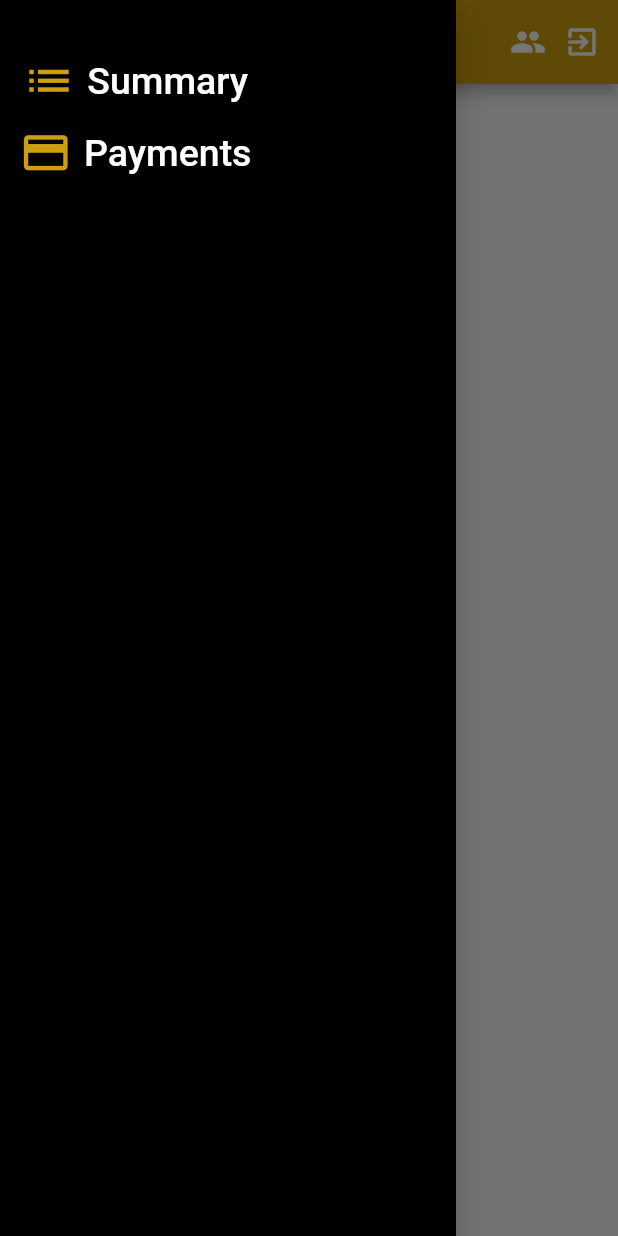
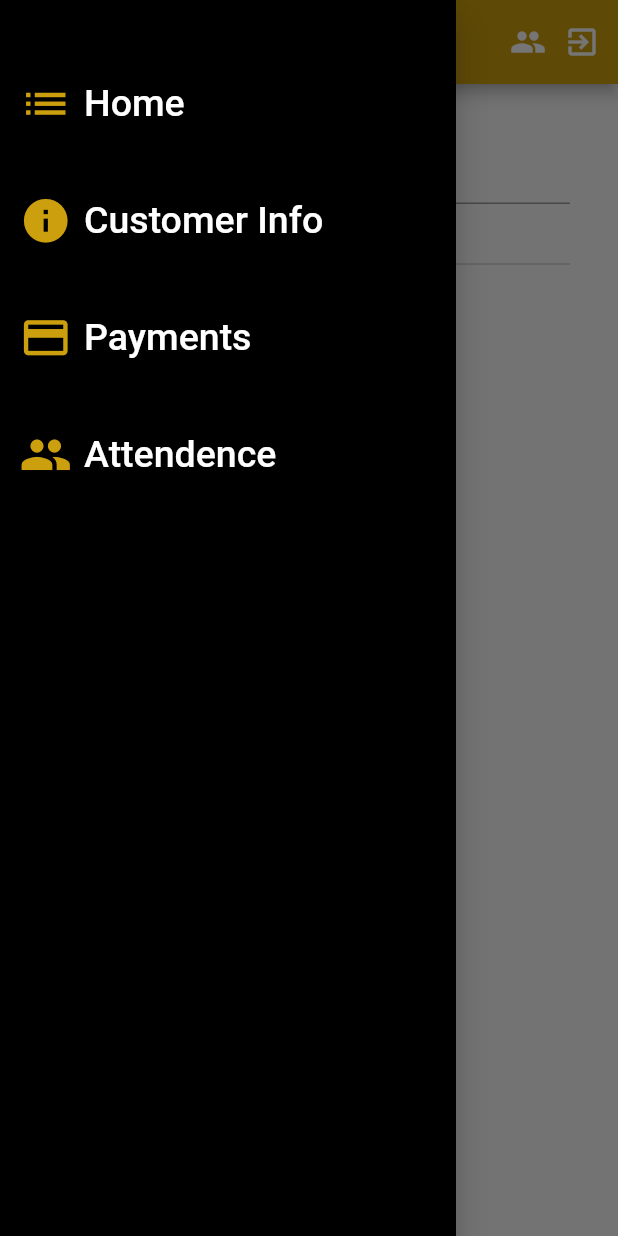
Before and after one commit to dinith72/smartLender_mobile_app, a Flutter app: the PaymentsManager screen opened by its route, with the side drawer open, on a phone screen of 412 x 824 dp. Run offline on Flutter 3.47's test engine with Material 2 defaults, Android fonts, the phone set to English and light mode, and no system bars; missing offline and left inert: sqljocky5.

Commit message:
adding the payaments manager screen

```diff
--- a/lib/components/CustomDrawer.dart
+++ b/lib/components/CustomDrawer.dart
@@ -15,20 +15,38 @@ class CustomDrawer{
 
             padding: new EdgeInsets.symmetric(vertical: 30.0,horizontal: 1.0),
             child: new Column(
-            mainAxisSize: MainAxisSize.min,
+//            mainAxisSize: MainAxisSize.min,
+              crossAxisAlignment: CrossAxisAlignment.start,
+
               children: <Widget>[
-//                  adding some drawer tiles
-              new FlatButton.icon(
+
+                new Container(
+                  child: new FlatButton.icon(
 
                     onPressed: (){Navigator.pushNamed(context, '/Home');},
-                  icon: new Icon(Icons.list , color: new Color.fromRGBO(204, 159, 14, 1.0), size: 35.0,),
+                    icon: new Icon(Icons.list , color: new Color.fromRGBO(204, 159, 14, 1.0), size: 35.0),
                     label: new Text(
-                    'Summary' ,
+                      'Home' ,
                       style: new TextStyle(fontSize:25.0 , color: Colors.white),
                     ),
+                  ),
+                  margin: const EdgeInsets.symmetric(vertical: 15.0),
+                ),
 
+                new Container(
+                    child:new FlatButton.icon(
+
+                      onPressed: (){Navigator.pushNamed(context, '/Payments');},
+                      icon: new Icon(Icons.info , color: new Color.fromRGBO(204, 159, 14, 1.0), size: 35.0,),
+                      label: new Text(
+                          'Customer Info' ,
+                          style: new TextStyle( fontSize: 25.0 ,color: Colors.white, )
+                      ) ,
                     ),
-              new FlatButton.icon(
+                  margin: const EdgeInsets.symmetric(vertical: 15.0),
+                ),
+                new Container(
+                  child:  new FlatButton.icon(
 
                       onPressed: (){Navigator.pushNamed(context, '/Payments');},
                       icon: new Icon(Icons.payment , color: new Color.fromRGBO(204, 159, 14, 1.0), size: 35.0,),
@@ -37,6 +55,24 @@ class CustomDrawer{
                           style: new TextStyle( fontSize: 25.0 ,color: Colors.white, )
                       )
                   ),
+                  margin: const EdgeInsets.symmetric(vertical: 15.0),
+
+                ),
+                new Container(
+                  child:  new FlatButton.icon(
+
+                      onPressed: (){Navigator.pushNamed(context, '/Payments');},
+                      icon: new Icon(Icons.people , color: new Color.fromRGBO(204, 159, 14, 1.0), size: 35.0,),
+                      label: new Text(
+                          'Attendence' ,
+                          style: new TextStyle( fontSize: 25.0 ,color: Colors.white, )
+                      )
+                  ),
+                  margin: const EdgeInsets.symmetric(vertical: 15.0),
+
+                ),
+
+
 //
               ],
             ),
--- /dev/null
+++ b/lib/controller/PaymentManagerDataLoader.dart
@@ -0,0 +1,9 @@
+class PaymentManagerDataLoader{
+
+  List<String> getTeams(){
+    List<String> teams = new List<String>();
+    teams.addAll(['Team 01', 'Team 02', 'Team 03']);
+
+    return teams;
+  }
+}
--- a/lib/screens/paymentsManager.dart
+++ b/lib/screens/paymentsManager.dart
@@ -2,6 +2,7 @@ import 'package:flutter/material.dart';
 import 'package:mobile_app/main.dart';
 import 'package:mobile_app/components/appBar.dart';
 import 'package:mobile_app/components/CustomDrawer.dart';
+import 'package:mobile_app/controller/PaymentManagerDataLoader.dart';
 
 class PaymentsManager extends StatefulWidget{
   @override
@@ -10,12 +11,36 @@ class PaymentsManager extends StatefulWidget{
 
 class _PaymentsManager extends State<PaymentsManager>{
 
-  bool _switchVal = false;
+  bool _collecting = true;
+  String _textval = "Collections";
+  Color _textColor = Colors.green;
+  List <String> teams = new List<String>();
+  String _teamVal ;
+  void initState(){
+    teams = PaymentManagerDataLoader().getTeams();
+    _teamVal = teams[0];
+  }
 
-  switchOnClick(bool val){
+
+  switchPaymentOnClick(bool val){
     setState(() {  // this method should be implemented in stateful widget
-      _switchVal = val;
+      _collecting = val;
+      if(_collecting){
+        _textval = "Collecting";
+        _textColor = Colors.green;
+      }
+      else {
+        _textval = "Paying";
+        _textColor = Colors.red;
+      }
     });
+  }
+  teamOnChanged(String team){
+    setState(() {
+      _teamVal = team;
+    });
+
+
   }
   Widget build(BuildContext context) {
     return new Scaffold(
@@ -24,7 +49,34 @@ class _PaymentsManager extends State<PaymentsManager>{
             padding: new EdgeInsets.all(32.0),
             child: new Center(
                 child: new Column(
+                    crossAxisAlignment: CrossAxisAlignment.stretch,
                     children: <Widget>[
+                      new TextField(
+                        decoration: new InputDecoration(
+                          hintText: "Please enter center"
+                        )),
+                      new DropdownButton(
+                          value: _teamVal,
+                          items: teams.map((String val){
+                            return new DropdownMenuItem(child: new Text(val), value: val );
+                          }).toList(),
+                          onChanged:(String val){teamOnChanged(val);}
+
+                      ),
+                      new Row(
+                        children: <Widget>[
+                          new Switch(
+                              value: _collecting,
+                              onChanged: (bool val){switchPaymentOnClick(val);
+                              }
+                          ),
+                          new Text(_textval ,style: new TextStyle(color: _textColor , fontSize: 25.0 , fontWeight: FontWeight.bold),)
+                        ],
+                      )
+
+
+
+//
 
                     ]
                 )
```
Lines whose indentation alone changed are shown as unchanged.
